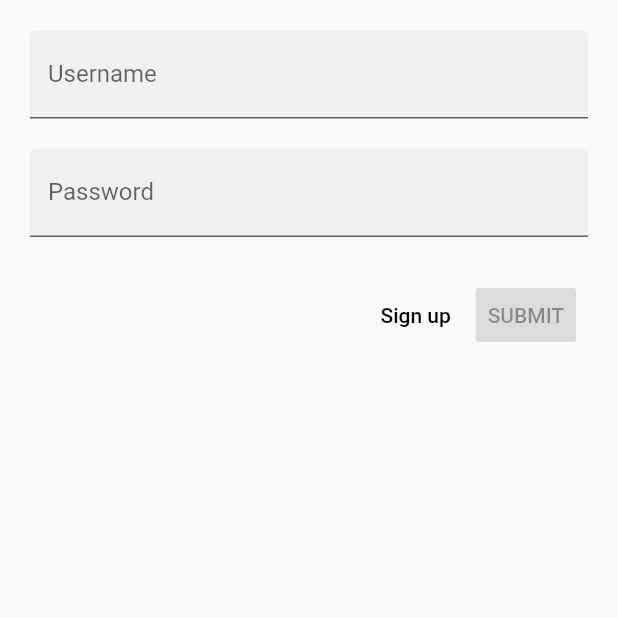
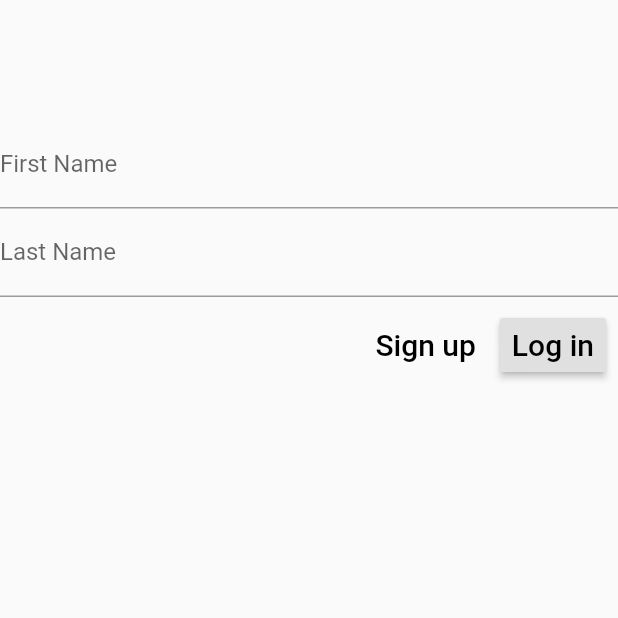
Before and after one commit to armansabyr/flutter, a Flutter app: the screen it shows after launch, on a phone screen of 412 x 824 dp, the top half of it. Run offline on Flutter 3.47's test engine with Material 2 defaults, Android fonts, the phone set to English and light mode, and no system bars.

Commit message:
second commit

```diff
--- /dev/null
+++ b/lib/login.dart
@@ -0,0 +1,65 @@
+import 'package:flutter/material.dart';
+
+
+class LoginPage extends StatefulWidget {
+  @override
+  _LoginPageState createState() => new _LoginPageState();
+}
+
+
+class _LoginPageState extends State<LoginPage> {
+
+  String _email;
+  String _password;
+
+  final formKey = new GlobalKey<FormState>();
+
+
+  @override
+  Widget build(BuildContext context) {
+    return new Scaffold(
+
+      body: new Container(
+          padding: EdgeInsets.symmetric(vertical:80.0, horizontal: 0.0),
+          child: new Form(
+              key: formKey,
+              child: new ListView(
+//    crossAxisAlignment: CrossAxisAlignment.stretch,
+                children: <Widget>[
+                  new TextFormField(
+                    decoration: new InputDecoration( labelText: "First Name"),
+                    validator: (value) => value.isEmpty ? 'Title can\'t be empty':null,
+                    onSaved: (value) => _email = value,
+                  ),
+                  new TextFormField(
+                    decoration: new InputDecoration( labelText: "Last Name"),
+                    validator: (value) => value.isEmpty ? 'Text can\'t be empty':null,
+                    onSaved: (value) => _password = value,
+                  ),
+                  ButtonBar(
+                    children: <Widget>[
+                      new FlatButton(
+                        child: new Text("Sign up", style: new TextStyle(fontSize: 20.0)),
+                        onPressed: (){
+                          button1(context);
+                        },
+                      ),
+                      new RaisedButton(
+                        child: new Text("Log in", style: new TextStyle(fontSize: 20.0)),
+                        onPressed: (){},
+                      )
+                    ],
+                  )
+
+                ],
+              )
+          )
+      ),
+    );
+  }
+}
+
+void button1(BuildContext context){
+  print("Button 1");
+  Navigator.of(context).pushNamed('/signup');
+}
--- a/lib/main.dart
+++ b/lib/main.dart
@@ -1,5 +1,6 @@
 import 'package:flutter/material.dart';
 import 'signup.dart';
+import 'login.dart';
 
 void main() => runApp(new MyApp());
 
@@ -24,15 +25,6 @@ class MyApp extends StatelessWidget {
 
 class MyHomePage extends StatefulWidget {
 
-  // This widget is the home page of your application. It is stateful, meaning
-  // that it has a State object (defined below) that contains fields that affect
-  // how it looks.
-
-  // This class is the configuration for the state. It holds the values (in this
-  // case the title) provided by the parent (in this case the App widget) and
-  // used by the build method of the State. Fields in a Widget subclass are
-  // always marked "final".
-
   @override
   _MyHomePageState createState() => new _MyHomePageState();
 }
@@ -56,80 +48,3 @@ class _MyHomePageState extends State<MyHomePage> {
     );
   }
 }
-
-class LoginPage extends StatefulWidget {
-
-  @override
-  _LoginPageState createState() => new _LoginPageState();
-}
-
-class _LoginPageState extends State<LoginPage> {
-  @override
-  Widget build(BuildContext context) {
-  String _username;
-  String _password;
-
-  final formKey = new GlobalKey<FormState>();
-
-    return new Scaffold(
-      body: SafeArea(
-        child: Form(
-          key: formKey,
-          child: ListView(
-            padding: EdgeInsets.symmetric(horizontal: 20.0, vertical: 0.0),
-            children: <Widget>[
-              SizedBox(
-                height: 20.0,
-              ),
-              TextFormField(
-                decoration: InputDecoration(
-                  filled: true,
-                  labelText: 'Username',
-                ),
-                validator: (value) => value.isEmpty ? 'This field cannot be empty':null,
-                onSaved: (value) => _username = value,
-              ),
-              SizedBox(
-                height: 20.0,
-              ),
-              TextFormField(
-                decoration: InputDecoration(
-                  filled: true,
-                  labelText: 'Password',
-                ),
-                obscureText: true,
-                validator: (value) => value.isEmpty ? 'This field cannot be empty':null,
-                onSaved: (value) => _password = value,
-              ),
-              SizedBox(
-                height: 20.0,
-              ),
-              ButtonBar(
-                children: <Widget>[
-                  FlatButton(
-                    child: Text('Sign up'),
-                    onPressed: () {
-                      button1(context);
-                    }
-                    ),
-                  RaisedButton(
-                    child: Text('SUBMIT'),
-                    onPressed: null,
-                  )
-                ],
-
-              )
-
-            ],
-          )
-        ),
-
-      )
-    );
-  }
-}
-
-void button1(BuildContext context){
-  print("Button 1");
-  Navigator.of(context).pushNamed('/signup');
-}
```
Also changed, not shown: lib/signup.dart (+61 -2 lines).
